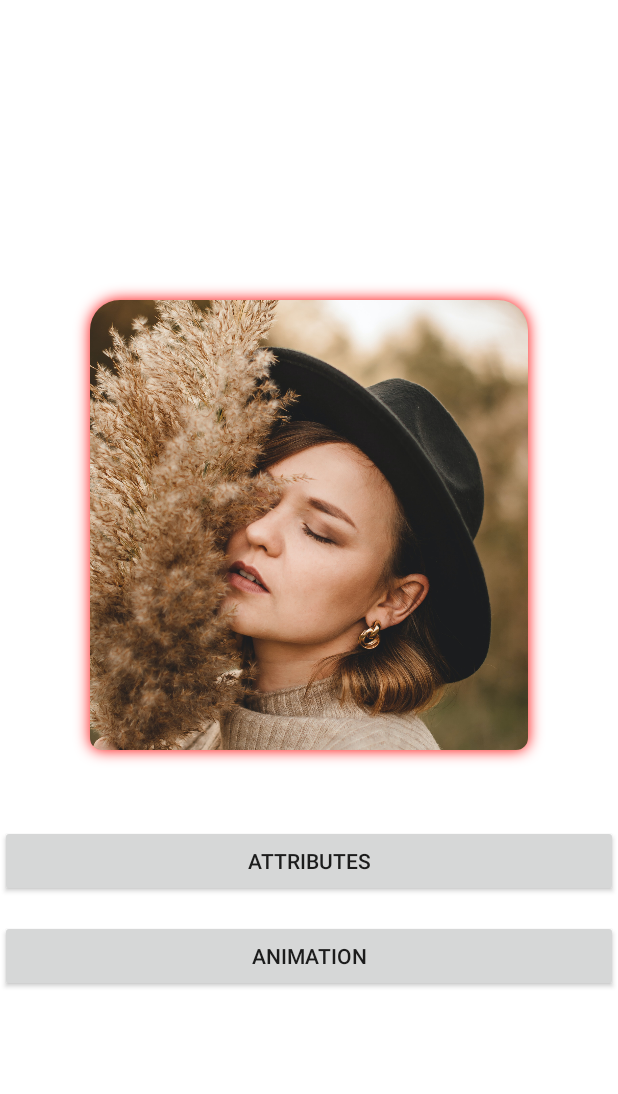
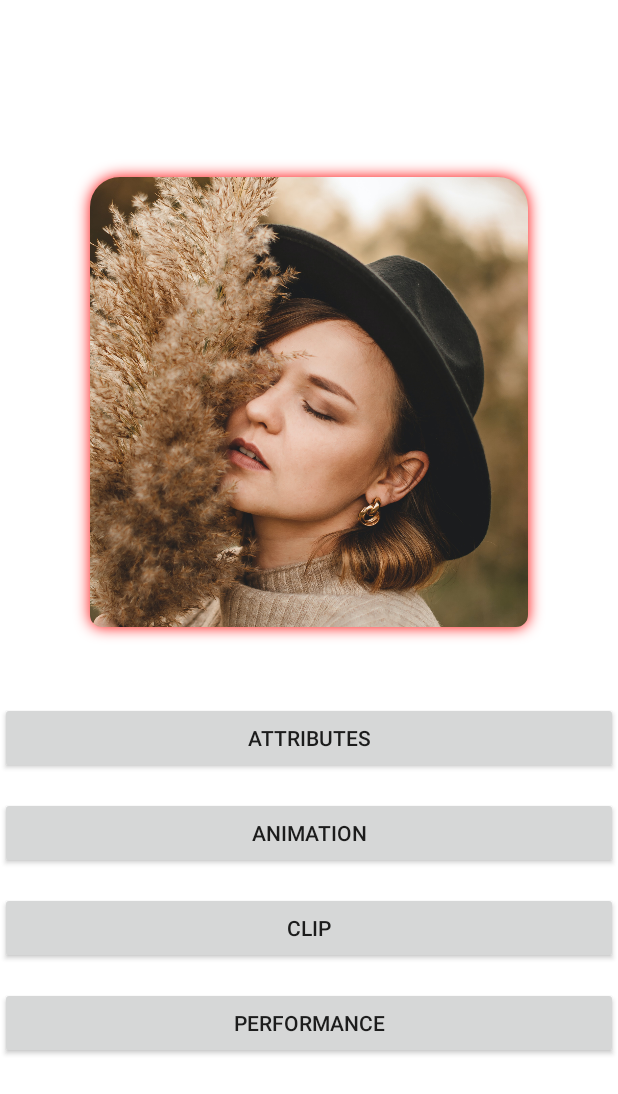
Before and after one commit to Xigong93/BoxShadowLayout, an Android app: the screen it shows after launch (MainActivity), on a phone screen of 412 x 824 dp. Shown: the top 1094 px of the screen. Run offline under Robolectric (Android 15) with nearby library versions, the phone set to English and light mode, and no system bars.

Commit message:
Fix shadow be cliped by parentView.

```diff
--- a/app/build.gradle
+++ b/app/build.gradle
@@ -55,6 +55,7 @@ dependencies {
     implementation 'androidx.appcompat:appcompat:1.2.0'
     implementation 'com.github.QuadFlask:colorpicker:0.0.15'
     implementation 'androidx.constraintlayout:constraintlayout:2.0.2'
+    implementation 'com.google.android.material:material:1.3.0'
     testImplementation 'junit:junit:4.12'
     androidTestImplementation 'androidx.test.ext:junit:1.1.2'
     androidTestImplementation 'androidx.test.espresso:espresso-core:3.3.0'
--- a/app/src/main/AndroidManifest.xml
+++ b/app/src/main/AndroidManifest.xml
@@ -9,6 +9,9 @@
         android:roundIcon="@mipmap/ic_launcher_round"
         android:supportsRtl="true"
         android:theme="@style/AppTheme">
+        <activity
+            android:name=".ClipActivity"
+            android:screenOrientation="portrait" />
         <activity
             android:name=".PerformanceActivity"
             android:screenOrientation="portrait" />
--- a/app/src/main/java/pokercc/android/boxshadowlayout/demo/AnimationActivity.kt
+++ b/app/src/main/java/pokercc/android/boxshadowlayout/demo/AnimationActivity.kt
@@ -23,9 +23,7 @@ class AnimationActivity : AppCompatActivity() {
     override fun onCreate(savedInstanceState: Bundle?) {
         super.onCreate(savedInstanceState)
         setContentView(binding.root)
-        binding.performanceButton.setOnClickListener {
-            PerformanceActivity.start(it.context)
-        }
+
         binding.root.doOnPreDraw {
             startAnimation()
         }
--- a/app/src/main/java/pokercc/android/boxshadowlayout/demo/MainActivity.kt
+++ b/app/src/main/java/pokercc/android/boxshadowlayout/demo/MainActivity.kt
@@ -9,12 +9,24 @@ class MainActivity : AppCompatActivity() {
     override fun onCreate(savedInstanceState: Bundle?) {
         super.onCreate(savedInstanceState)
         setContentView(binding.root)
-        binding.attrButton.setOnClickListener {
+        binding.bindView()
+    }
+
+    private fun Binding.bindView() {
+        attrButton.setOnClickListener {
             val shareView = binding.boxShadowLayout
-            AttrActivity.start(this, shareView, shareView.transitionName)
+            AttrActivity.start(this@MainActivity, shareView, shareView.transitionName)
         }
-        binding.animButton.setOnClickListener {
+        animButton.setOnClickListener {
             AnimationActivity.start(it.context)
         }
+        clipButton.setOnClickListener {
+            ClipActivity.start(it.context)
+        }
+        performanceButton.setOnClickListener {
+            PerformanceActivity.start(it.context)
+        }
     }
+
+
 }
--- a/app/src/main/res/layout/main_activity.xml
+++ b/app/src/main/res/layout/main_activity.xml
@@ -1,5 +1,5 @@
 <?xml version="1.0" encoding="utf-8"?>
-<LinearLayout xmlns:android="http://schemas.android.com/apk/res/android"
+<FrameLayout xmlns:android="http://schemas.android.com/apk/res/android"
     xmlns:app="http://schemas.android.com/apk/res-auto"
     xmlns:tools="http://schemas.android.com/tools"
     android:layout_width="match_parent"
@@ -10,13 +10,19 @@
     tools:context=".MainActivity"
     tools:ignore="UnusedAttribute">
 
+    <LinearLayout
+        android:layout_width="match_parent"
+        android:layout_height="wrap_content"
+        android:layout_gravity="center"
+        android:orientation="vertical"
+        tools:ignore="UselessParent">
+
         <pokercc.android.boxshadowlayout.BoxShadowLayout
             android:id="@+id/box_shadow_layout"
             android:layout_width="match_parent"
             android:layout_height="300dp"
             android:layout_gravity="center"
             android:layout_marginStart="60dp"
-        android:layout_marginTop="200dp"
             android:layout_marginEnd="60dp"
             android:transitionName="@string/box_shadow_image_transition"
             app:box_radius="20dp"
@@ -53,4 +59,23 @@
             android:layout_marginTop="15dp"
             android:text="Animation"
             tools:ignore="HardcodedText" />
+
+        <Button
+            android:id="@+id/clip_button"
+            android:layout_width="match_parent"
+            android:layout_height="wrap_content"
+            android:layout_gravity="center_horizontal"
+            android:layout_marginTop="15dp"
+            android:text="clip"
+            tools:ignore="HardcodedText" />
+
+        <Button
+            android:id="@+id/performance_button"
+            android:layout_width="match_parent"
+            android:layout_height="wrap_content"
+            android:layout_gravity="center_horizontal"
+            android:layout_marginTop="15dp"
+            android:text="performance"
+            tools:ignore="HardcodedText" />
     </LinearLayout>
+</FrameLayout>
--- a/boxShadowLayout/src/main/java/pokercc/android/boxshadowlayout/BoxShadowLayout.kt
+++ b/boxShadowLayout/src/main/java/pokercc/android/boxshadowlayout/BoxShadowLayout.kt
@@ -5,6 +5,8 @@ import android.graphics.*
 import android.os.Build
 import android.os.Trace
 import android.util.AttributeSet
+import android.util.Log
+import android.view.View
 import android.view.ViewGroup
 import android.widget.FrameLayout
 import androidx.annotation.ColorInt
@@ -16,15 +18,14 @@ import kotlin.math.absoluteValue
  * @author pokercc
  * @date 2020-10-20 00:10:19
  */
+private const val LOG_TAG = "BoxShadowLayout"
+private const val DEBUG = false
+
 @Suppress("unused", "MemberVisibilityCanBePrivate")
 class BoxShadowLayout @JvmOverloads constructor(
     context: Context, attrs: AttributeSet? = null, defStyleAttr: Int = 0
 ) : FrameLayout(context, attrs, defStyleAttr) {
 
-    companion object {
-        private const val LOG_TAG = "BoxShadowLayout"
-        private const val DEBUG = false
-    }
 
     private val clipPath = Path()
     private var shadowColor = Color.RED
@@ -100,7 +101,7 @@ class BoxShadowLayout @JvmOverloads constructor(
     override fun onAttachedToWindow() {
         super.onAttachedToWindow()
         // Tell parent don't clip me. Otherwise the shadow will be erase.
-        (parent as? ViewGroup)?.clipChildren = false
+        tellParentNotChip()
     }
 
     override fun draw(canvas: Canvas) {
@@ -275,3 +276,9 @@ private fun Path.addRoundRect2(tL: Float, tR: Float, bL: Float, bR: Float, w: Fl
     val radii = floatArrayOf(tL, tL, tR, tR, bR, bR, bL, bL)
     addRoundRect(0f, 0f, w, h, radii, Path.Direction.CW)
 }
+
+private fun View.tellParentNotChip() {
+    (parent as? ViewGroup)?.clipChildren = false
+    (parent as? ViewGroup)?.tellParentNotChip()
+    Log.i(LOG_TAG, "tellParentNotChip")
+}
--- a/build.gradle
+++ b/build.gradle
@@ -6,8 +6,8 @@ buildscript {
         jcenter()
     }
     dependencies {
-        classpath "com.android.tools.build:gradle:4.0.2"
-        classpath "org.jetbrains.kotlin:kotlin-gradle-plugin:$kotlin_version"
+        classpath 'com.android.tools.build:gradle:7.0.3'
+        classpath "org.jetbrains.kotlin:kotlin-gradle-plugin:1.5.20"
         classpath 'com.jfrog.bintray.gradle:gradle-bintray-plugin:1.8.5'
         classpath 'com.github.dcendents:android-maven-gradle-plugin:2.1'
         // NOTE: Do not place your application dependencies here; they belong
```
Also changed, not shown: app/src/main/java/pokercc/android/boxshadowlayout/demo/AttrActivity.kt (+40 -7 lines), app/src/main/java/pokercc/android/boxshadowlayout/demo/ClipActivity.kt (added, +20 -0 lines), app/src/main/res/layout/activity_clip.xml (added, +49 -0 lines), app/src/main/res/layout/animation_activity.xml (+0 -8 lines), app/src/main/res/layout/attr_activitiy.xml (+9 -15 lines), boxShadowLayout/build.gradle (+22 -3 lines), gradle/wrapper/gradle-wrapper.properties, 1 other file. Lines whose indentation alone changed are shown as unchanged.
